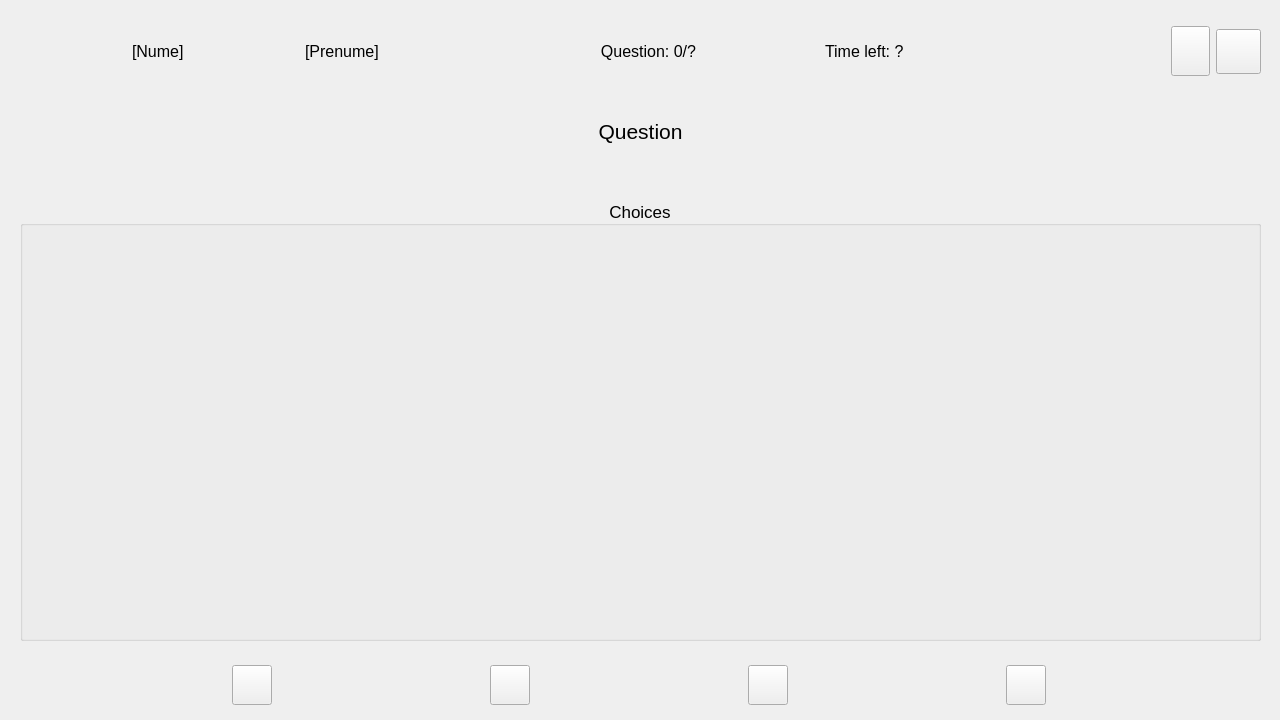
rareseanu/proiect-pa, file QuestionnaireGUI/QuestionForm.ui: the form before one commit.
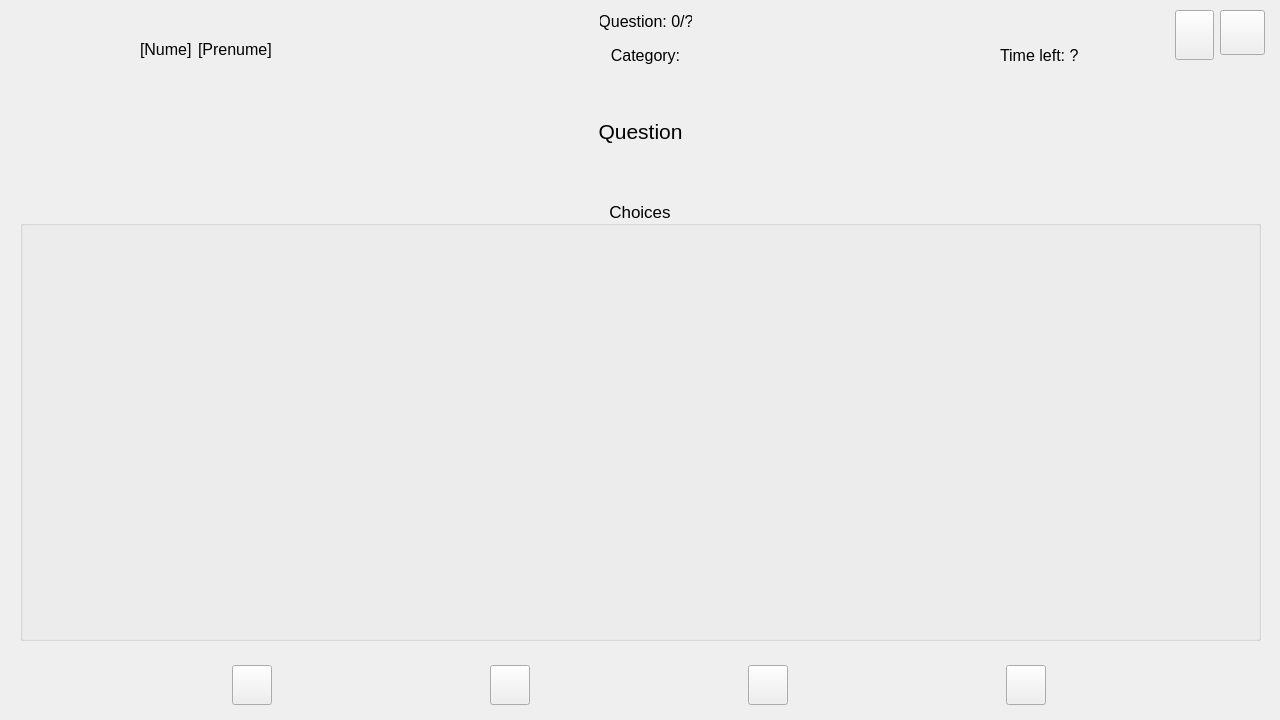
The form after the commit. Icons and pictures are not drawn.

Commit message: UPDATE: Show the Question Category in the GUI

```diff
--- a/QuestionnaireGUI/QuestionForm.ui
+++ b/QuestionnaireGUI/QuestionForm.ui
@@ -235,62 +235,50 @@
      </property>
     </layout>
    </widget>
+   <widget class="QLabel" name="categoryLabel">
+    <property name="geometry">
+     <rect>
+      <x>550</x>
+      <y>40</y>
+      <width>191</width>
+      <height>31</height>
+     </rect>
+    </property>
+    <property name="sizePolicy">
+     <sizepolicy hsizetype="Fixed" vsizetype="Fixed">
+      <horstretch>0</horstretch>
+      <verstretch>0</verstretch>
+     </sizepolicy>
+    </property>
+    <property name="font">
+     <font>
+      <pointsize>12</pointsize>
+     </font>
+    </property>
+    <property name="text">
+     <string>Category:</string>
+    </property>
+    <property name="alignment">
+     <set>Qt::AlignCenter</set>
+    </property>
+    <property name="wordWrap">
+     <bool>true</bool>
+    </property>
+   </widget>
    <widget class="QWidget" name="layoutWidget">
     <property name="geometry">
      <rect>
-      <x>20</x>
-      <y>20</y>
-      <width>1241</width>
-      <height>63</height>
+      <x>140</x>
+      <y>40</y>
+      <width>134</width>
+      <height>24</height>
      </rect>
     </property>
-    <layout class="QHBoxLayout" name="horizontalLayout_3">
-     <item>
-      <widget class="QLabel" name="unitbvLogo">
-       <property name="maximumSize">
-        <size>
-         <width>50</width>
-         <height>50</height>
-        </size>
-       </property>
-       <property name="text">
-        <string/>
-       </property>
-       <property name="pixmap">
-        <pixmap>images/unitbvLogo.png</pixmap>
-       </property>
-      </widget>
-     </item>
-     <item>
-      <widget class="QLabel" name="miLogo">
-       <property name="maximumSize">
-        <size>
-         <width>50</width>
-         <height>50</height>
-        </size>
-       </property>
-       <property name="text">
-        <string/>
-       </property>
-       <property name="pixmap">
-        <pixmap>images/miLogo.png</pixmap>
-       </property>
-      </widget>
-     </item>
-     <item>
-      <layout class="QHBoxLayout" name="horizontalLayout_2">
-       <item>
-        <layout class="QGridLayout" name="gridLayout">
+    <layout class="QHBoxLayout" name="horizontalLayout_4">
          <property name="sizeConstraint">
           <enum>QLayout::SetFixedSize</enum>
          </property>
-         <property name="horizontalSpacing">
-          <number>6</number>
-         </property>
-         <property name="verticalSpacing">
-          <number>0</number>
-         </property>
-         <item row="0" column="0" alignment="Qt::AlignLeft">
+     <item alignment="Qt::AlignVCenter">
           <widget class="QLabel" name="studentNume">
            <property name="sizePolicy">
             <sizepolicy hsizetype="Fixed" vsizetype="Fixed">
@@ -314,7 +302,7 @@
            </property>
           </widget>
          </item>
-         <item row="0" column="1" alignment="Qt::AlignLeft">
+     <item alignment="Qt::AlignVCenter">
           <widget class="QLabel" name="studentPrenume">
            <property name="sizePolicy">
             <sizepolicy hsizetype="Fixed" vsizetype="Fixed">
@@ -339,24 +327,66 @@
           </widget>
          </item>
         </layout>
-       </item>
-       <item>
-        <widget class="QLabel" name="questionNumberLabel">
-         <property name="font">
-          <font>
-           <pointsize>12</pointsize>
-          </font>
-         </property>
+   </widget>
+   <widget class="QLabel" name="unitbvLogo">
+    <property name="geometry">
+     <rect>
+      <x>22</x>
+      <y>23</y>
+      <width>45</width>
+      <height>45</height>
+     </rect>
+    </property>
+    <property name="maximumSize">
+     <size>
+      <width>50</width>
+      <height>50</height>
+     </size>
+    </property>
          <property name="text">
-          <string>Question: 0/?</string>
-         </property>
-         <property name="alignment">
-          <set>Qt::AlignCenter</set>
-         </property>
-        </widget>
-       </item>
-       <item>
+     <string/>
+    </property>
+    <property name="pixmap">
+     <pixmap>images/unitbvLogo.png</pixmap>
+    </property>
+   </widget>
+   <widget class="QLabel" name="miLogo">
+    <property name="geometry">
+     <rect>
+      <x>78</x>
+      <y>23</y>
+      <width>50</width>
+      <height>50</height>
+     </rect>
+    </property>
+    <property name="maximumSize">
+     <size>
+      <width>50</width>
+      <height>50</height>
+     </size>
+    </property>
+    <property name="text">
+     <string/>
+    </property>
+    <property name="pixmap">
+     <pixmap>images/miLogo.png</pixmap>
+    </property>
+   </widget>
         <widget class="QLabel" name="timeLabel">
+    <property name="geometry">
+     <rect>
+      <x>1000</x>
+      <y>40</y>
+      <width>161</width>
+      <height>31</height>
+     </rect>
+    </property>
+    <property name="sizePolicy">
+     <sizepolicy hsizetype="Fixed" vsizetype="Fixed">
+      <horstretch>0</horstretch>
+      <verstretch>0</verstretch>
+     </sizepolicy>
+    </property>
          <property name="font">
           <font>
            <pointsize>12</pointsize>
@@ -368,10 +398,19 @@
          <property name="text">
           <string>Time left: ?</string>
          </property>
-        </widget>
-       </item>
-       <item>
+    <property name="wordWrap">
+     <bool>false</bool>
+    </property>
+   </widget>
         <widget class="QPushButton" name="calculatorButton">
+    <property name="geometry">
+     <rect>
+      <x>1175</x>
+      <y>10</y>
+      <width>39</width>
+      <height>50</height>
+     </rect>
+    </property>
          <property name="minimumSize">
           <size>
            <width>39</width>
@@ -398,9 +437,36 @@
           </size>
          </property>
         </widget>
-       </item>
-       <item>
+   <widget class="QLabel" name="questionNumberLabel">
+    <property name="geometry">
+     <rect>
+      <x>600</x>
+      <y>10</y>
+      <width>92</width>
+      <height>22</height>
+     </rect>
+    </property>
+    <property name="font">
+     <font>
+      <pointsize>12</pointsize>
+     </font>
+    </property>
+    <property name="text">
+     <string>Question: 0/?</string>
+    </property>
+    <property name="alignment">
+     <set>Qt::AlignCenter</set>
+    </property>
+   </widget>
         <widget class="QPushButton" name="helpButton">
+    <property name="geometry">
+     <rect>
+      <x>1220</x>
+      <y>10</y>
+      <width>45</width>
+      <height>45</height>
+     </rect>
+    </property>
          <property name="minimumSize">
           <size>
            <width>45</width>
@@ -427,11 +493,6 @@
           </size>
          </property>
         </widget>
-       </item>
-      </layout>
-     </item>
-    </layout>
-   </widget>
   </widget>
  </widget>
  <resources/>
```
Left out of the diff: 32 changed lines with no effect on the pictures. Lines whose indentation alone changed are shown as unchanged. The commit also changes 3 other files.
